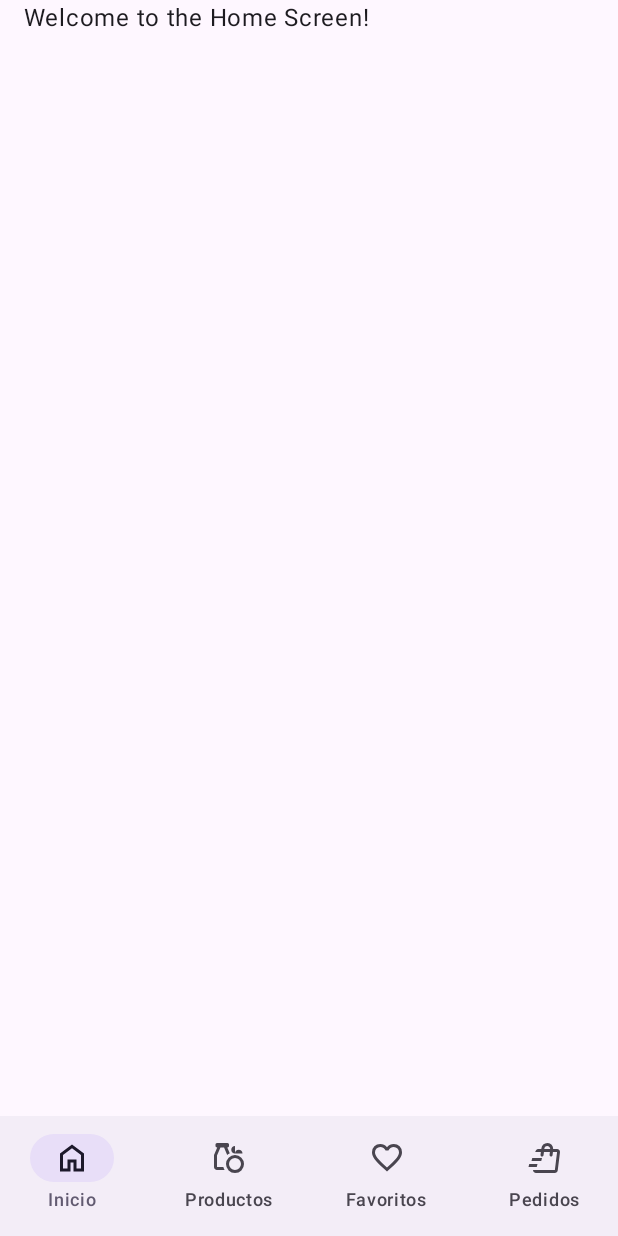
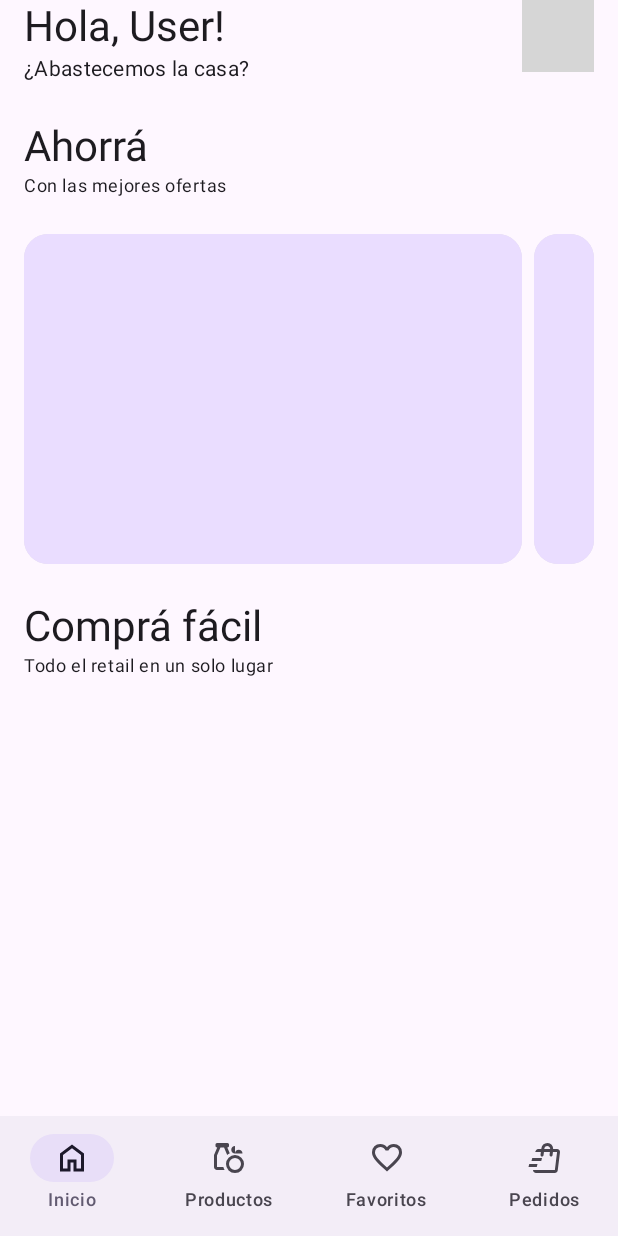
Before and after one commit to rogerrocaarano/SuperNow, an Android app built with Jetpack Compose: the HomeScreen screen opened through its navigation route, on a phone screen of 412 x 824 dp. Run offline under Robolectric (Android 15) with nearby library versions, the phone set to English and light mode, and no system bars; pictures from the network do not load; 4 statements that could not run were skipped; grey boxes are pictures that could not be loaded.

Commit message:
feat: implementar HomeScreen
Implementación inicial de la pantalla de Inicio de la aplicación.

Incluye:

- Header
- Sección de ofertas
- Sección de locales

```diff
--- a/app/src/main/java/me/rogerroca/supernow/core/ui/navigation/AppNavHost.kt
+++ b/app/src/main/java/me/rogerroca/supernow/core/ui/navigation/AppNavHost.kt
@@ -5,7 +5,7 @@ import androidx.compose.ui.Modifier
 import androidx.navigation.NavHostController
 import androidx.navigation.compose.NavHost
 import androidx.navigation.compose.composable
-import me.rogerroca.supernow.features.home.ui.HomeScreen
+import me.rogerroca.supernow.features.home.HomeScreen
 import me.rogerroca.supernow.features.products.ui.ProductsScreen
 import me.rogerroca.supernow.features.products.ui.FavoriteProductsScreen
 import me.rogerroca.supernow.features.orders.ui.OrdersScreen
--- /dev/null
+++ b/app/src/main/java/me/rogerroca/supernow/features/home/HomeScreen.kt
@@ -0,0 +1,53 @@
+package me.rogerroca.supernow.features.home
+
+import androidx.compose.foundation.layout.Arrangement
+import androidx.compose.foundation.layout.Column
+import androidx.compose.runtime.Composable
+import androidx.compose.runtime.getValue
+import androidx.compose.ui.tooling.preview.Preview
+import androidx.compose.ui.unit.dp
+import androidx.lifecycle.compose.collectAsStateWithLifecycle
+import me.rogerroca.supernow.core.ui.carrousels.Carousel
+import me.rogerroca.supernow.core.ui.carrousels.CarouselType
+import me.rogerroca.supernow.core.ui.headers.ScreenHeader
+import me.rogerroca.supernow.core.ui.headers.SectionHeader
+
+@Composable
+fun HomeScreen(
+    viewModel: HomeScreenViewModel = HomeScreenViewModel()
+) {
+    val uiState by viewModel.uiState.collectAsStateWithLifecycle()
+
+    Column(
+        verticalArrangement = Arrangement.spacedBy(16.dp)
+    ) {
+        ScreenHeader(
+            header = "Hola, ${uiState.userName}!",
+            subHeader = "¿Abastecemos la casa?"
+        )
+
+        SectionHeader(
+            header = "Ahorrá",
+            subHeader = "Con las mejores ofertas"
+        )
+
+        Carousel(
+            cards = uiState.offers,
+            type = CarouselType.HERO,
+            height = 220.dp
+        )
+
+        SectionHeader(
+            header = "Comprá fácil",
+            subHeader = "Todo el retail en un solo lugar"
+        )
+    }
+
+
+}
+
+@Preview
+@Composable
+fun HomeScreenPreview() {
+    HomeScreen()
+}
--- a/app/src/main/java/me/rogerroca/supernow/features/home/ui/HomeScreen.kt
+++ /dev/null
@@ -1,19 +0,0 @@
-package me.rogerroca.supernow.features.home.ui
-
-import androidx.compose.foundation.layout.Column
-import androidx.compose.material3.Text
-import androidx.compose.runtime.Composable
-import androidx.compose.ui.tooling.preview.Preview
-
-@Composable
-fun HomeScreen() {
-    Column {
-        Text("Welcome to the Home Screen!")
-    }
-}
-
-@Preview
-@Composable
-fun HomeScreenPreview() {
-    HomeScreen()
-}
```
